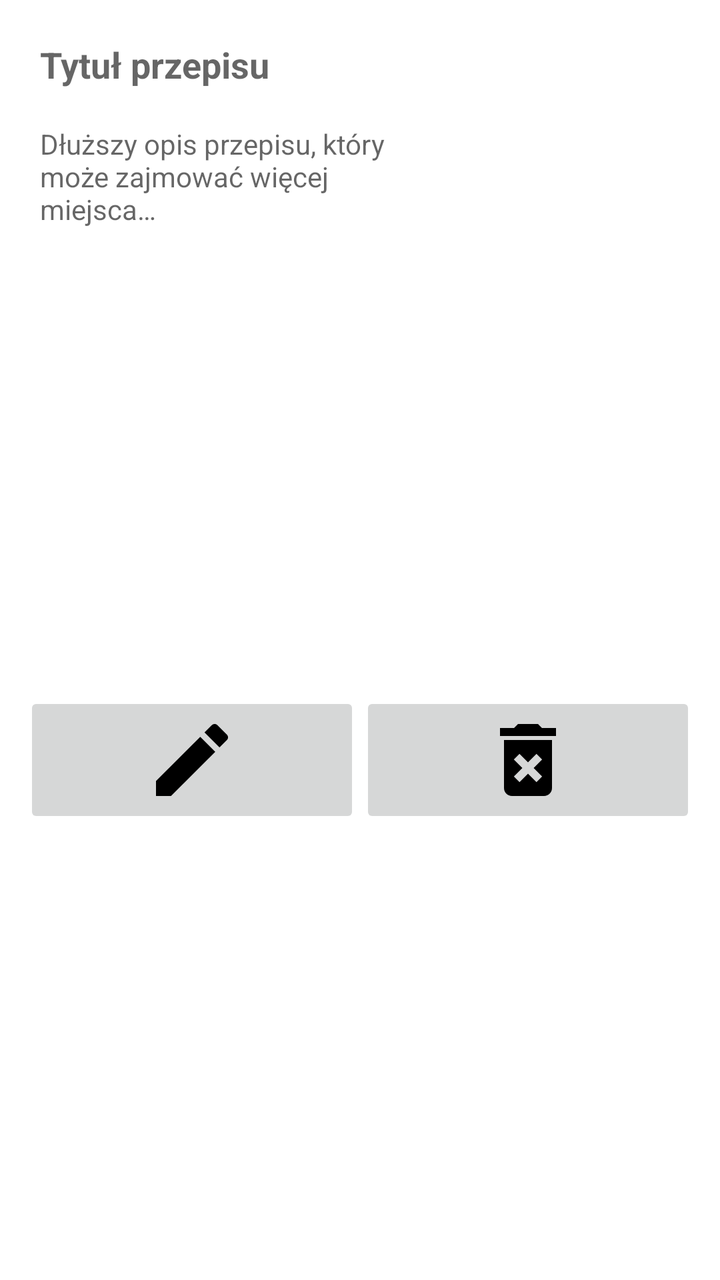
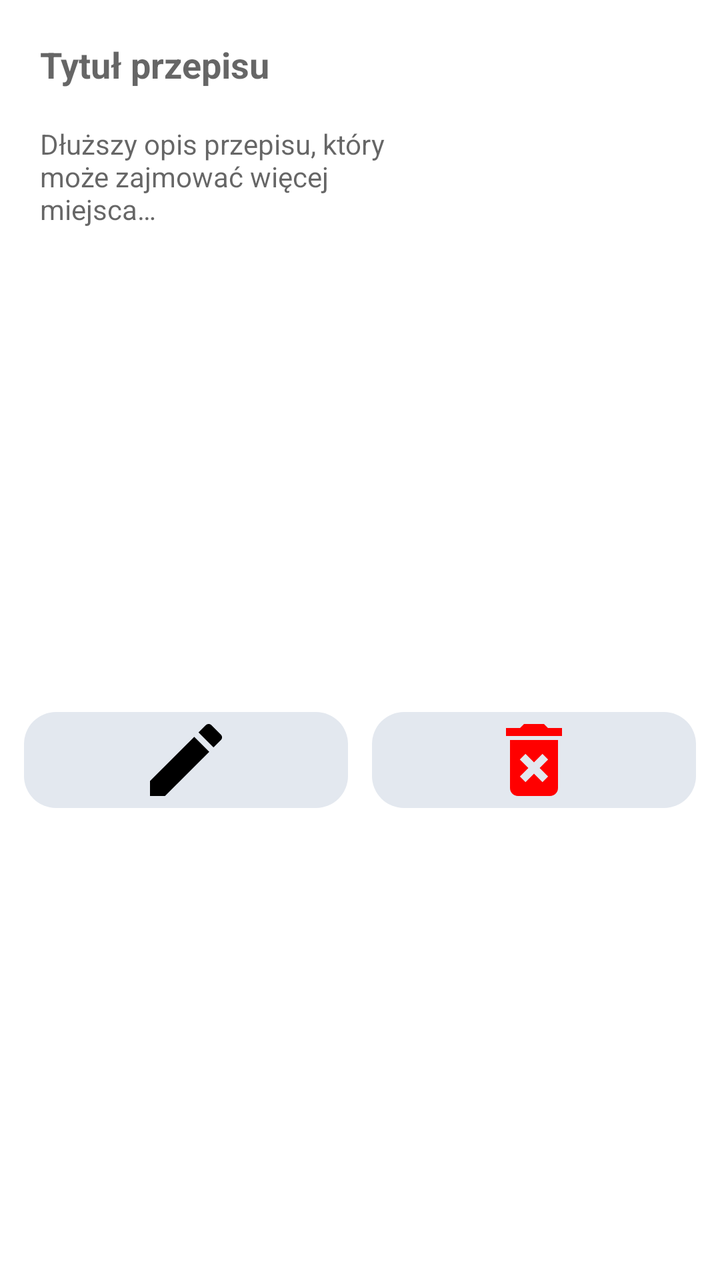

Compare the two renders of this Android layout. The source of the first and the diff that turns it into the second are given below.
<!-- AndroidManifest.xml: application theme Theme.ShoppingList -->
<!-- res/layout/user_recipe_card_layout.xml -->
<?xml version="1.0" encoding="utf-8"?>
<androidx.constraintlayout.widget.ConstraintLayout
    xmlns:android="http://schemas.android.com/apk/res/android"
    xmlns:app="http://schemas.android.com/apk/res-auto"
    android:layout_width="match_parent"
    android:layout_height="wrap_content"
    android:padding="12dp">

    <ImageView
        android:id="@+id/recipe_image_id"
        android:layout_width="120dp"
        android:layout_height="120dp"
        android:contentDescription="@string/recipe_picture"
        android:scaleType="centerCrop"
        app:layout_constraintEnd_toEndOf="parent"
        app:layout_constraintTop_toTopOf="parent" />

    <TextView
        android:id="@+id/recipe_name_id"
        android:layout_width="0dp"
        android:layout_height="wrap_content"
        android:hint="@string/recipe_name"
        android:textSize="18sp"
        android:textStyle="bold"
        android:maxLines="1"
        android:ellipsize="end"
        android:layout_margin="8dp"
        app:layout_constraintStart_toStartOf="parent"
        app:layout_constraintEnd_toStartOf="@id/recipe_image_id"
        app:layout_constraintTop_toTopOf="@id/recipe_image_id" />

    <TextView
        android:id="@+id/recipe_desc_id"
        android:layout_width="0dp"
        android:layout_height="wrap_content"
        android:hint="@string/recipe_desc"
        android:textSize="14sp"
        android:maxLines="3"
        android:ellipsize="end"
        android:layout_margin="8dp"
        app:layout_constraintStart_toStartOf="parent"
        app:layout_constraintEnd_toStartOf="@id/recipe_image_id"
        app:layout_constraintTop_toBottomOf="@id/recipe_name_id"
        app:layout_constraintBottom_toBottomOf="@id/recipe_image_id" />

    <LinearLayout
        android:layout_width="match_parent"
        android:layout_height="wrap_content"
        app:layout_constraintBottom_toBottomOf="parent"
        app:layout_constraintEnd_toEndOf="parent"
        app:layout_constraintStart_toStartOf="parent"
        app:layout_constraintTop_toBottomOf="@+id/recipe_image_id">

        <ImageButton
            android:id="@+id/btn_user_edit_recipe_id"
            android:layout_width="wrap_content"
            android:layout_height="wrap_content"
            android:contentDescription="TODO"
            android:src="@drawable/baseline_mode_24"
            android:layout_weight="1"
            />

        <ImageButton
            android:id="@+id/btn_user_delete_recipe_id"
            android:layout_width="wrap_content"
            android:layout_height="wrap_content"
            android:contentDescription="TODO"
            android:src="@drawable/baseline_delete_forever_24"
            android:layout_weight="1"
            />

    </LinearLayout>



</androidx.constraintlayout.widget.ConstraintLayout>
<!-- resources referenced by this layout -->
<resources>
  <!-- drawable baseline_delete_forever_24 (drawable) -->
  <vector xmlns:android="http://schemas.android.com/apk/res/android" android:height="48dp" android:tint="#000000" android:viewportHeight="24" android:viewportWidth="24" android:width="48dp">
        
      <path android:fillColor="@android:color/white" android:pathData="M6,19c0,1.1 0.9,2 2,2h8c1.1,0 2,-0.9 2,-2L18,7L6,7v12zM8.46,11.88l1.41,-1.41L12,12.59l2.12,-2.12 1.41,1.41L13.41,14l2.12,2.12 -1.41,1.41L12,15.41l-2.12,2.12 -1.41,-1.41L10.59,14l-2.13,-2.12zM15.5,4l-1,-1h-5l-1,1L5,4v2h14L19,4z"/>
      
  </vector>
  <!-- drawable baseline_mode_24 (drawable) -->
  <vector xmlns:android="http://schemas.android.com/apk/res/android" android:height="48dp" android:tint="#000000" android:viewportHeight="24" android:viewportWidth="24" android:width="48dp">
        
      <path android:fillColor="@android:color/white" android:pathData="M3,17.25l0,3.75l3.75,0l11.06,-11.06l-3.75,-3.75z"/>
        
      <path android:fillColor="@android:color/white" android:pathData="M20.71,5.63l-2.34,-2.34c-0.39,-0.39 -1.02,-0.39 -1.41,0l-1.83,1.83l3.75,3.75l1.83,-1.83C21.1,6.65 21.1,6.02 20.71,5.63z"/>
      
  </vector>
  <string name="recipe_desc">Dłuższy opis przepisu, który może zajmować więcej miejsca…</string>
  <string name="recipe_name">Tytuł przepisu</string>
  <string name="recipe_picture">Zdjęcie przepisu</string>
  <style name="Theme.ShoppingList" parent="Theme.MaterialComponents.DayNight.NoActionBar">
          
          <item name="colorPrimary">@color/light_gray</item>
          <item name="colorPrimaryVariant">@color/gray</item>
          <item name="colorOnPrimary">@color/white</item>
          
          <item name="colorSecondary">@color/teal_200</item>
          <item name="colorSecondaryVariant">@color/teal_700</item>
          <item name="colorOnSecondary">@color/black</item>
          
          <item name="android:statusBarColor">?attr/colorPrimaryVariant</item>
          
      </style>
  <color name="light_gray">#FFD3D3D3</color>
  <color name="gray">#FF808080</color>s
  <color name="white">#FFFFFFFF</color>
  <color name="teal_200">#FF03DAC5</color>
  <color name="teal_700">#FF018786</color>
  <color name="black">#FF000000</color>
</resources>

<!-- the commit's change to res/layout/user_recipe_card_layout.xml (unified diff, before → after) -->
@@ -53,21 +53,27 @@
 
         <ImageButton
             android:id="@+id/btn_user_edit_recipe_id"
-            android:layout_width="wrap_content"
-            android:layout_height="wrap_content"
+            android:layout_width="0dp"
+            android:layout_height="@dimen/icon_button_min_size"
+            android:layout_marginEnd="6dp"
+            android:layout_weight="1"
+            android:background="@drawable/ripple_rounded_tonal"
             android:contentDescription="TODO"
+            android:padding="10dp"
             android:src="@drawable/baseline_mode_24"
-            android:layout_weight="1"
-            />
+            app:tint="?attr/colorOnSurface" />
 
         <ImageButton
             android:id="@+id/btn_user_delete_recipe_id"
-            android:layout_width="wrap_content"
-            android:layout_height="wrap_content"
+            android:layout_width="0dp"
+            android:layout_height="@dimen/icon_button_min_size"
+            android:layout_marginStart="6dp"
+            android:layout_weight="1"
+            android:background="@drawable/ripple_rounded_tonal"
             android:contentDescription="TODO"
+            android:padding="10dp"
             android:src="@drawable/baseline_delete_forever_24"
-            android:layout_weight="1"
-            />
+            app:tint="@color/red" />
 
     </LinearLayout>
 
<!-- resource entries referenced after the edit -->
@@ -1,5 +1,7 @@
 <!-- resources referenced by this layout -->
 <resources>
+  <color name="red">#FFFF0000</color>
+  <dimen name="icon_button_min_size">48dp</dimen>
   <!-- drawable baseline_delete_forever_24 (drawable) -->
   <vector xmlns:android="http://schemas.android.com/apk/res/android" android:height="48dp" android:tint="#000000" android:viewportHeight="24" android:viewportWidth="24" android:width="48dp">
         
@@ -14,6 +16,17 @@
       <path android:fillColor="@android:color/white" android:pathData="M20.71,5.63l-2.34,-2.34c-0.39,-0.39 -1.02,-0.39 -1.41,0l-1.83,1.83l3.75,3.75l1.83,-1.83C21.1,6.65 21.1,6.02 20.71,5.63z"/>
       
   </vector>
+  <!-- drawable ripple_rounded_tonal (drawable) -->
+  <?xml version="1.0" encoding="utf-8"?>
+  <ripple xmlns:android="http://schemas.android.com/apk/res/android"
+      android:color="?attr/colorControlHighlight">
+      <item>
+          <shape android:shape="rectangle">
+              <corners android:radius="@dimen/corner_radius_button" />
+              <solid android:color="@color/icon_button_tonal_bg" />
+          </shape>
+      </item>
+  </ripple>
   <string name="recipe_desc">Dłuższy opis przepisu, który może zajmować więcej miejsca…</string>
   <string name="recipe_name">Tytuł przepisu</string>
   <string name="recipe_picture">Zdjęcie przepisu</string>
@@ -28,13 +41,23 @@
           <item name="colorOnSecondary">@color/black</item>
           
           <item name="android:statusBarColor">?attr/colorPrimaryVariant</item>
+          <item name="materialButtonStyle">@style/Widget.ShoppingList.Button.Primary</item>
           
       </style>
+  <dimen name="corner_radius_button">16dp</dimen>
+  <color name="icon_button_tonal_bg">#E3E8EF</color>
   <color name="light_gray">#FFD3D3D3</color>
-  <color name="gray">#FF808080</color>s
+  <color name="gray">#FF808080</color>
   <color name="white">#FFFFFFFF</color>
   <color name="teal_200">#FF03DAC5</color>
   <color name="teal_700">#FF018786</color>
   <color name="black">#FF000000</color>
+  <style name="Widget.ShoppingList.Button.Primary" parent="Widget.MaterialComponents.Button">
+          <item name="cornerRadius">@dimen/corner_radius_button</item>
+          <item name="android:minHeight">48dp</item>
+          <item name="android:insetTop">0dp</item>
+          <item name="android:insetBottom">0dp</item>
+          <item name="android:textAllCaps">false</item>
+      </style>
 </resources>
 
